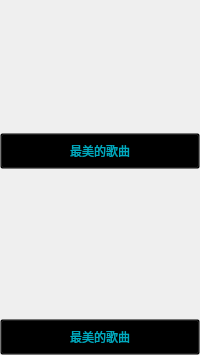
Above: VideoPlayer/mainwidget/recommend/PicWallItem.ui from huizhang556/pc-video-player before the change. Below: the same form after it.
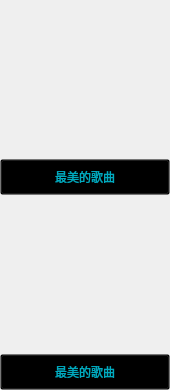
That is the form after the change.

Diff of the .ui file:
```diff
--- a/VideoPlayer/mainwidget/recommend/PicWallItem.ui
+++ b/VideoPlayer/mainwidget/recommend/PicWallItem.ui
@@ -6,14 +6,14 @@
    <rect>
     <x>0</x>
     <y>0</y>
-    <width>200</width>
-    <height>355</height>
+    <width>170</width>
+    <height>390</height>
    </rect>
   </property>
   <property name="minimumSize">
    <size>
     <width>150</width>
-    <height>150</height>
+    <height>380</height>
    </size>
   </property>
   <property name="maximumSize">
@@ -52,8 +52,8 @@
         <widget class="QLabel" name="label_wallitem1">
          <property name="minimumSize">
           <size>
-           <width>200</width>
-           <height>133</height>
+           <width>150</width>
+           <height>150</height>
           </size>
          </property>
          <property name="text">
@@ -96,8 +96,8 @@
         <widget class="QLabel" name="label_wallitem2">
          <property name="minimumSize">
           <size>
-           <width>0</width>
-           <height>180</height>
+           <width>150</width>
+           <height>150</height>
           </size>
          </property>
          <property name="text">
```
